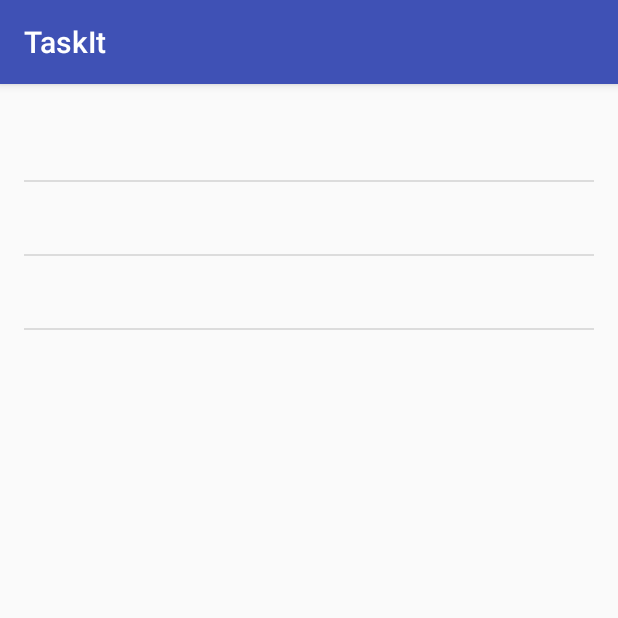
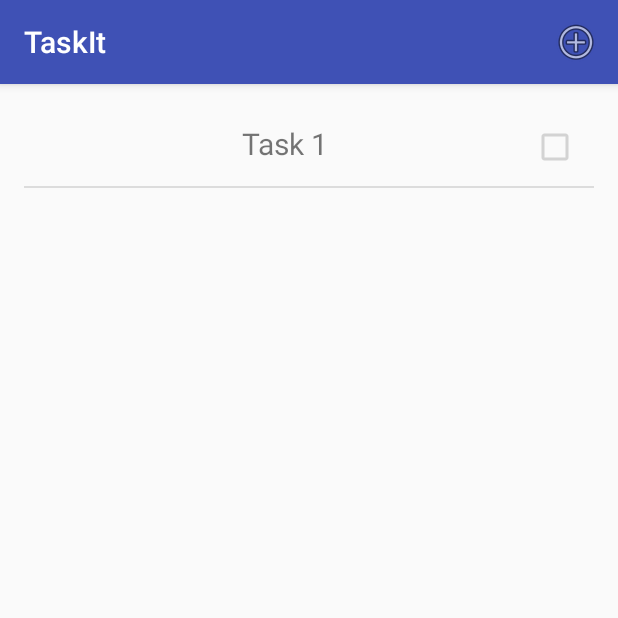
Before and after one commit to knt102000/TaskIt, an Android app: the screen it shows after launch (TaskListActivity), on a phone screen of 412 x 824 dp, the top half of it. Run offline under Robolectric (Android 15) with nearby library versions, the phone set to English and light mode, and no system bars.

Commit message:
Complete up to S12L09

```diff
--- a/app/src/main/AndroidManifest.xml
+++ b/app/src/main/AndroidManifest.xml
@@ -15,6 +15,7 @@
                 <category android:name="android.intent.category.LAUNCHER" />
             </intent-filter>
         </activity>
+        <activity android:name=".TaskActivity"></activity>
     </application>
 
 </manifest>
--- a/app/src/main/java/com/trial/chiutsui/taskit/Task.java
+++ b/app/src/main/java/com/trial/chiutsui/taskit/Task.java
@@ -1,11 +1,12 @@
 package com.trial.chiutsui.taskit;
 
+import java.io.Serializable;
 import java.util.Date;
 
 /**
  * Created by chiutsui on 4/24/16.
  */
-public class Task {
+public class Task implements Serializable {
     private static final String TAG = "Task";
 
     private String mName;
@@ -39,4 +40,5 @@ public class Task {
     public String toString() {
         return mName;
     }
+
 }
--- a/app/src/main/java/com/trial/chiutsui/taskit/TaskListActivity.java
+++ b/app/src/main/java/com/trial/chiutsui/taskit/TaskListActivity.java
@@ -1,26 +1,123 @@
 package com.trial.chiutsui.taskit;
 
+import android.content.Intent;
 import android.support.v7.app.AppCompatActivity;
 import android.os.Bundle;
+import android.view.Menu;
+import android.view.MenuItem;
+import android.view.View;
+import android.view.ViewGroup;
+import android.widget.AdapterView;
 import android.widget.ArrayAdapter;
+import android.widget.CheckBox;
 import android.widget.ListView;
+import android.widget.TextView;
+
+import java.util.ArrayList;
 
 public class TaskListActivity extends AppCompatActivity {
 
+    private static final String TAG = "TaskListActivity";
+    private static final int EDIT_TASK_REQUEST=10;
+    private static final int CREATE_TASK_REQUEST=9;
+
     ListView list;
+
+    private ArrayList<Task> mItems;
+    private int mItemLastClicked;
+    private TaskAdapter mAdapter;
 
     @Override
     protected void onCreate(Bundle savedInstanceState) {
         super.onCreate(savedInstanceState);
         setContentView(R.layout.activity_task_list);
 
-        Task[] items = new Task[3];
-        items[0] = new Task();
-        items[1] = new Task();
-        items[2] = new Task();
+        mItems = new ArrayList<Task>();
+        mItems.add(new Task());
+        mItems.get(0).setName("Task 1");
 
         list = (ListView) findViewById(R.id.taskList);
 
-        list.setAdapter(new ArrayAdapter<Task>(this, android.R.layout.simple_list_item_1, items));
+        mAdapter = new TaskAdapter(mItems);
+
+        list.setAdapter(mAdapter);
+
+        list.setOnItemClickListener(new AdapterView.OnItemClickListener() {
+            @Override
+            public void onItemClick(AdapterView<?> adapterView, View view, int i, long l) {
+                mItemLastClicked = i;
+
+                Intent intent = new Intent(TaskListActivity.this, TaskActivity.class);
+
+                Task task = (Task) adapterView.getAdapter().getItem(i);
+
+                intent.putExtra(TaskActivity.EXTRA, task);
+
+                startActivityForResult(intent, EDIT_TASK_REQUEST);
+            }
+        });
+    }
+
+    @Override
+    public boolean onCreateOptionsMenu(Menu menu) {
+        getMenuInflater().inflate(R.menu.menu_task_list,menu);
+        return true;
+    }
+
+    @Override
+    public boolean onOptionsItemSelected(MenuItem item) {
+        int id = item.getItemId();
+
+        if (id == R.id.addTask) {
+            Intent intent = new Intent(TaskListActivity.this, TaskActivity.class);
+
+            startActivityForResult(intent, CREATE_TASK_REQUEST);
+        }
+
+        return super.onOptionsItemSelected(item);
+    }
+
+    @Override
+    protected void onActivityResult(int requestCode, int resultCode, Intent data) {
+        super.onActivityResult(requestCode,resultCode,data);
+
+        Task task;
+
+        if (resultCode==RESULT_OK) {
+            switch (requestCode) {
+                case EDIT_TASK_REQUEST:
+                    task = (Task) data.getSerializableExtra(TaskActivity.EXTRA);
+                    mItems.set(mItemLastClicked,task);
+                    mAdapter.notifyDataSetChanged();
+                    break;
+                case CREATE_TASK_REQUEST:
+                    task = (Task) data.getSerializableExtra(TaskActivity.EXTRA);
+                    mItems.add(task);
+                    mAdapter.notifyDataSetChanged();
+                    break;
+            }
+        }
+
+    }
+
+    private class TaskAdapter extends ArrayAdapter<Task> {
+        TaskAdapter(ArrayList<Task> tasks) {
+            super(TaskListActivity.this, R.layout.task_list_row, R.id.task_item_name, tasks);
+        }
+
+        @Override
+        public View getView(int position, View convertView, ViewGroup parent) {
+            convertView = super.getView(position, convertView, parent);
+
+            Task task = getItem(position);
+
+            TextView taskName = (TextView) convertView.findViewById(R.id.task_item_name);
+            CheckBox taskCheck = (CheckBox) convertView.findViewById(R.id.task_item_checkBox);
+
+            taskName.setText(task.getName());
+            taskCheck.setChecked(task.isComplete());
+
+            return convertView;
+        }
     }
 }
--- /dev/null
+++ b/app/src/main/res/layout/task_list_row.xml
@@ -0,0 +1,22 @@
+<?xml version="1.0" encoding="utf-8"?>
+<LinearLayout xmlns:android="http://schemas.android.com/apk/res/android"
+    android:orientation="horizontal" android:layout_width="match_parent"
+    android:layout_height="match_parent"
+    android:padding="10dp">
+    <TextView
+        android:layout_width="0dp"
+        android:layout_height="wrap_content"
+        android:layout_weight="100"
+        android:gravity="center"
+        android:id="@+id/task_item_name"
+        android:textSize="20sp" />
+
+    <CheckBox
+        android:layout_width="wrap_content"
+        android:layout_height="wrap_content"
+        android:gravity="center"
+        android:enabled="false"
+        android:focusable="false"
+        android:id="@+id/task_item_checkBox"/>
+
+</LinearLayout>
--- /dev/null
+++ b/app/src/main/res/menu/menu_task_list.xml
@@ -0,0 +1,9 @@
+<?xml version="1.0" encoding="utf-8"?>
+<menu xmlns:android="http://schemas.android.com/apk/res/android"
+    xmlns:app="http://schemas.android.com/apk/res-auto">
+    <item android:id="@+id/addTask"
+        android:title="@string/addTask"
+        android:orderInCategory="101"
+        android:icon="@android:drawable/ic_menu_add"
+        app:showAsAction="ifRoom"></item>
+</menu>
--- a/app/src/main/res/values/strings.xml
+++ b/app/src/main/res/values/strings.xml
@@ -1,3 +1,7 @@
 <resources>
     <string name="app_name">TaskIt</string>
+    <string name="complete">Done</string>
+    <string name="save">Save</string>
+    <string name="newDate">Set Due Date</string>
+    <string name="addTask">Add Task</string>
 </resources>
--- a/build.gradle
+++ b/build.gradle
@@ -5,7 +5,7 @@ buildscript {
         jcenter()
     }
     dependencies {
-        classpath 'com.android.tools.build:gradle:2.0.0'
+        classpath 'com.android.tools.build:gradle:2.1.0-rc1'
 
         // NOTE: Do not place your application dependencies here; they belong
         // in the individual module build.gradle files
```
Also changed, not shown: app/src/main/java/com/trial/chiutsui/taskit/TaskActivity.java (added, +95 -0 lines), app/src/main/res/layout/activity_task.xml (added, +49 -0 lines).
